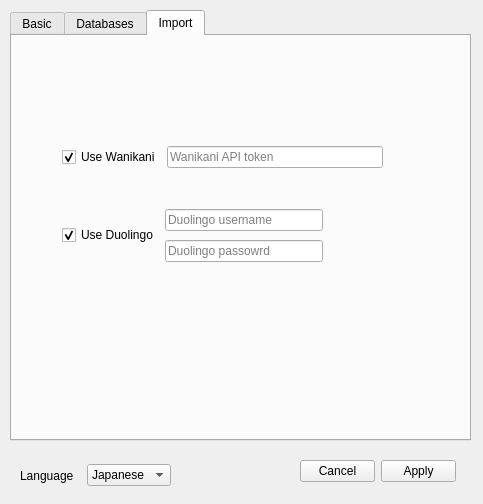
Before: the Qt Designer form UI/propertiesWindow.ui in wsavoie/LangLevel, drawn with Qt 5.
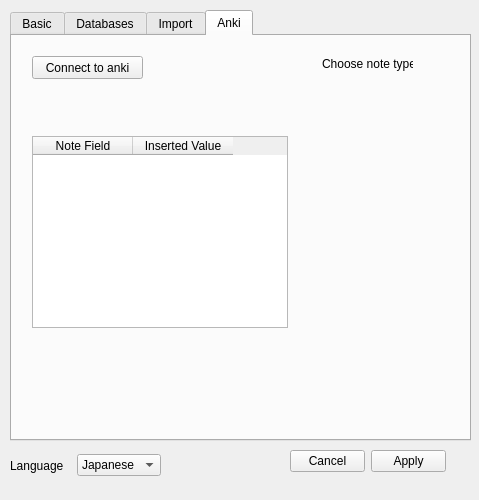
After: the same form once the commit is applied. The open tabs and pages were chosen to show the change.

Commit message: added more code for manabi ui and prop window

```diff
--- a/UI/propertiesWindow.ui
+++ b/UI/propertiesWindow.ui
@@ -1,13 +1,13 @@
 <?xml version="1.0" encoding="UTF-8"?>
 <ui version="4.0">
- <class>Form</class>
- <widget class="QWidget" name="Form">
+ <class>Dialog</class>
+ <widget class="QDialog" name="Dialog">
   <property name="geometry">
    <rect>
     <x>0</x>
     <y>0</y>
-    <width>483</width>
-    <height>504</height>
+    <width>479</width>
+    <height>500</height>
    </rect>
   </property>
   <property name="windowTitle">
@@ -377,7 +377,7 @@
       <rect>
        <x>50</x>
        <y>100</y>
-       <width>321</width>
+       <width>391</width>
        <height>43</height>
       </rect>
      </property>
@@ -415,7 +415,7 @@
       <rect>
        <x>50</x>
        <y>170</y>
-       <width>261</width>
+       <width>321</width>
        <height>61</height>
       </rect>
      </property>
@@ -465,12 +465,69 @@
      </layout>
     </widget>
    </widget>
+   <widget class="QWidget" name="ankiTab">
+    <attribute name="title">
+     <string>Anki</string>
+    </attribute>
+    <widget class="QLabel" name="label_5">
+     <property name="geometry">
+      <rect>
+       <x>310</x>
+       <y>20</y>
+       <width>91</width>
+       <height>16</height>
+      </rect>
+     </property>
+     <property name="text">
+      <string>Choose note type</string>
+     </property>
+    </widget>
+    <widget class="QPushButton" name="connectToAnki">
+     <property name="geometry">
+      <rect>
+       <x>20</x>
+       <y>20</y>
+       <width>111</width>
+       <height>23</height>
+      </rect>
+     </property>
+     <property name="text">
+      <string>Connect to anki</string>
+     </property>
+    </widget>
+    <widget class="QTableWidget" name="ankiNoteTable">
+     <property name="geometry">
+      <rect>
+       <x>20</x>
+       <y>100</y>
+       <width>256</width>
+       <height>192</height>
+      </rect>
+     </property>
+     <property name="rowCount">
+      <number>0</number>
+     </property>
+     <property name="columnCount">
+      <number>2</number>
+     </property>
+     <column>
+      <property name="text">
+       <string>Note Field</string>
+      </property>
+     </column>
+     <column>
+      <property name="text">
+       <string>Inserted Value</string>
+      </property>
+     </column>
+    </widget>
+   </widget>
   </widget>
   <widget class="QDialogButtonBox" name="applyCancelButton">
    <property name="geometry">
     <rect>
-     <x>300</x>
-     <y>460</y>
+     <x>290</x>
+     <y>450</y>
      <width>156</width>
      <height>23</height>
     </rect>
@@ -485,8 +542,8 @@
   <widget class="QWidget" name="horizontalLayoutWidget_11">
    <property name="geometry">
     <rect>
-     <x>20</x>
-     <y>460</y>
+     <x>10</x>
+     <y>450</y>
      <width>151</width>
      <height>31</height>
     </rect>
```
Left out of the diff: 156 changed lines with no effect on the pictures. The commit also changes 6 other files.
